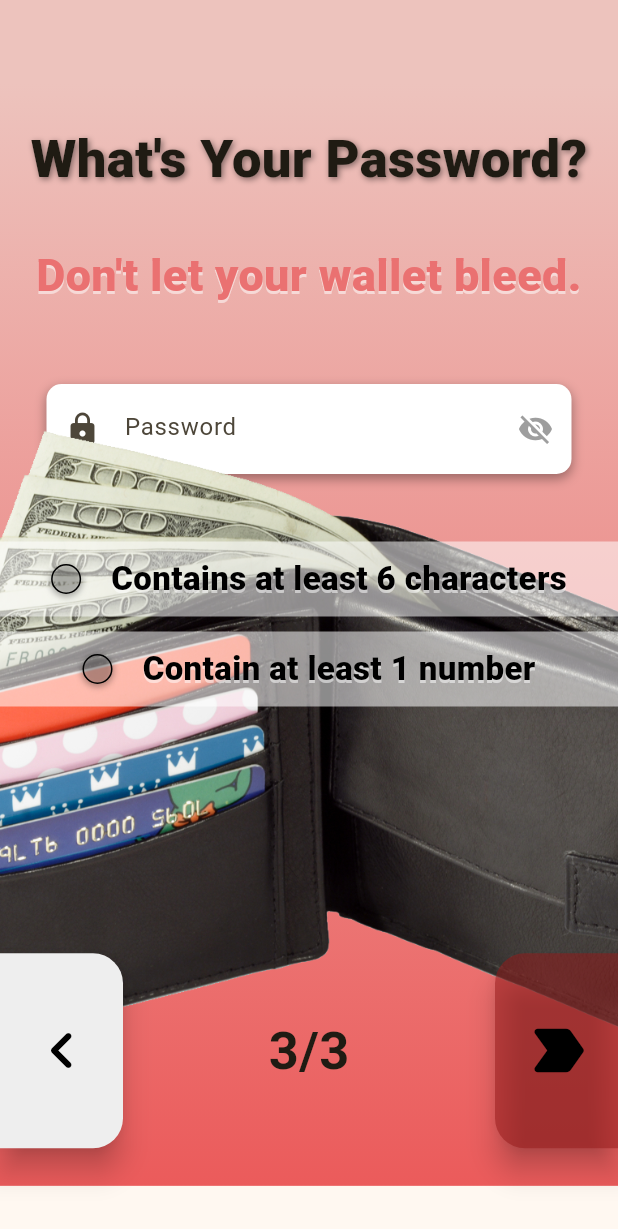
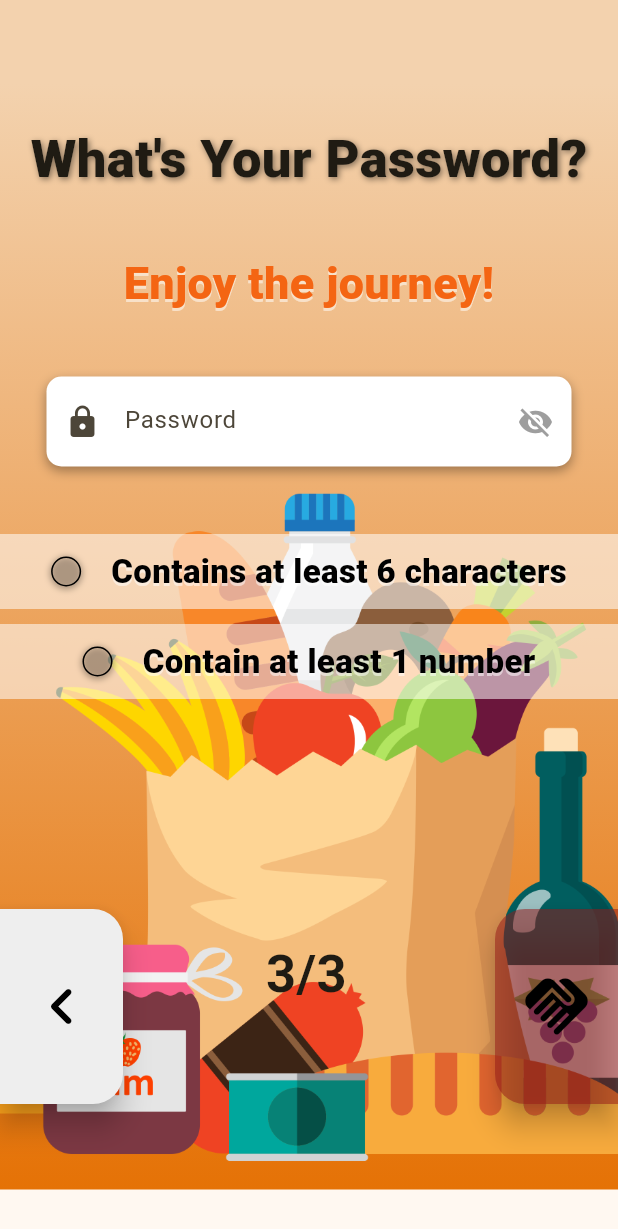
Before and after one commit to MasQf/Monkey-Shop, a Flutter app: the RegisterThird screen opened directly with empty values, on a phone screen of 412 x 824 dp. Shown: the top 1229 px of the screen. Run offline on Flutter 3.47's test engine with Material 3 defaults, Android fonts, the phone set to English and light mode, and no system bars; our stand-ins replace delightful_toast, flutter_slidable, flutter_swiper_view, shared_preferences, sqflite; missing offline and left inert: swipe_deck; accounts and stored records are empty.

Commit message:
register pages finished.

```diff
--- a/lib/pages/DetailPage/AngelDetail.dart
+++ b/lib/pages/DetailPage/AngelDetail.dart
@@ -415,7 +415,7 @@ class _AngelDetailState extends State<AngelDetail> {
                             },
                             child: Row(
                               children: [
-                                Icon(Icons.back_hand_sharp),
+                                Icon(Icons.front_hand_rounded),
                                 SizedBox(width: 5),
                                 Text('TAKE'),
                               ],
--- a/lib/pages/DetailPage/HatDetail.dart
+++ b/lib/pages/DetailPage/HatDetail.dart
@@ -415,7 +415,7 @@ class _HatDetailState extends State<HatDetail> {
                             },
                             child: Row(
                               children: [
-                                Icon(Icons.back_hand_sharp),
+                                Icon(Icons.front_hand_rounded),
                                 SizedBox(width: 5),
                                 Text('TAKE'),
                               ],
--- a/lib/pages/DetailPage/ToolDetail.dart
+++ b/lib/pages/DetailPage/ToolDetail.dart
@@ -415,7 +415,7 @@ class _ToolDetailState extends State<ToolDetail> {
                             },
                             child: Row(
                               children: [
-                                Icon(Icons.back_hand_sharp),
+                                Icon(Icons.front_hand_rounded),
                                 SizedBox(width: 5),
                                 Text('TAKE'),
                               ],
--- a/lib/pages/DetailPage/ToyDetail.dart
+++ b/lib/pages/DetailPage/ToyDetail.dart
@@ -415,7 +415,7 @@ class _ToyDetailState extends State<ToyDetail> {
                             },
                             child: Row(
                               children: [
-                                Icon(Icons.back_hand_sharp),
+                                Icon(Icons.front_hand_rounded),
                                 SizedBox(width: 5),
                                 Text('TAKE'),
                               ],
--- a/lib/pages/LoginPage/RegisterThird.dart
+++ b/lib/pages/LoginPage/RegisterThird.dart
@@ -36,8 +36,23 @@ class _RegisterThirdState extends State<RegisterThird> {
       bool success = await Provider.of<UserProvider>(context, listen: false)
           .registerUser(widget.username, widget.email, _passwordController.text);
       if (success) {
-        print('success login');
         Navigator.pushNamed(context, RoutePath.Login);
+        DelightToastBar(
+          builder: (BuildContext context) {
+            return ToastCard(
+                leading: Icon(
+                  Icons.sentiment_satisfied_alt,
+                  size: 32,
+                ),
+                title: Text(
+                  'Successfully register!',
+                  style: TextStyle(fontSize: 18, fontWeight: FontWeight.w700),
+                ));
+          },
+          position: DelightSnackbarPosition.top,
+          autoDismiss: true,
+          snackbarDuration: Duration(seconds: 2),
+        ).show(context);
       } else {
         ScaffoldMessenger.of(context).showSnackBar(
           SnackBar(
@@ -73,7 +88,7 @@ class _RegisterThirdState extends State<RegisterThird> {
       child: Scaffold(
         appBar: AppBar(
           elevation: 0,
-          backgroundColor: Color.fromARGB(255, 237, 195, 189),
+          backgroundColor: Color.fromARGB(255, 243, 210, 174),
           automaticallyImplyLeading: false,
         ),
         body: SafeArea(
@@ -83,7 +98,7 @@ class _RegisterThirdState extends State<RegisterThird> {
                 gradient: LinearGradient(
                   begin: Alignment.topCenter,
                   end: Alignment.bottomCenter,
-                  colors: [Color.fromARGB(255, 237, 195, 189), Color.fromARGB(255, 235, 91, 91)],
+                  colors: [Color.fromARGB(255, 243, 210, 174), Color.fromARGB(255, 229, 114, 6)],
                 ),
               ),
               padding: EdgeInsets.symmetric(horizontal: 0, vertical: 25),
@@ -103,10 +118,10 @@ class _RegisterThirdState extends State<RegisterThird> {
                       ],
                     ),
                   ),
-                  SizedBox(height: 30),
+                  SizedBox(height: 35),
                   Text(
                     textAlign: TextAlign.center,
-                    "Don't let your wallet bleed.",
+                    "Enjoy the journey!",
                     style: TextStyle(
                         fontSize: 30,
                         fontWeight: FontWeight.w800,
@@ -114,9 +129,9 @@ class _RegisterThirdState extends State<RegisterThird> {
                           BoxShadow(color: Color.fromARGB(134, 255, 255, 255), offset: Offset(0, 2))
                         ],
                         height: 1.5,
-                        color: Color.fromARGB(255, 234, 113, 113)),
+                        color: Color.fromARGB(255, 244, 101, 19)),
                   ),
-                  SizedBox(height: 50),
+                  SizedBox(height: 40),
                   Container(
                     width: 350,
                     height: 60,
@@ -161,8 +176,8 @@ class _RegisterThirdState extends State<RegisterThird> {
                   Stack(
                     children: [
                       Transform.scale(
-                        scale: 1.68,
-                        child: Image.asset('assets/images/wallet.png'),
+                        scale: 1.38,
+                        child: Image.asset('assets/images/food.png'),
                       ),
                       Positioned(
                         child: Column(
@@ -258,12 +273,9 @@ class _RegisterThirdState extends State<RegisterThird> {
                           ],
                         ),
                       ),
-                    ],
-                  ),
-                  Row(
-                    mainAxisAlignment: MainAxisAlignment.spaceBetween,
-                    children: [
-                      MaterialButton(
+                      Positioned(
+                        top: 250,
+                        child: MaterialButton(
                           height: 130,
                           minWidth: 80,
                           elevation: 8,
@@ -280,31 +292,40 @@ class _RegisterThirdState extends State<RegisterThird> {
                               borderRadius: BorderRadius.only(
                                   topRight: Radius.circular(20), bottomRight: Radius.circular(20))),
                         ),
-                      Text(
+                      ),
+                      Positioned(
+                        bottom: MediaQuery.of(context).size.height - 730,
+                        left: MediaQuery.of(context).size.width * 0.43,
+                        child: Text(
                           '3/3',
                           style: TextStyle(
                             fontSize: 35,
                             fontWeight: FontWeight.w700,
                           ),
                         ),
-                      MaterialButton(
+                      ),
+                      Positioned(
+                        top: 250,
+                        right: 0,
+                        child: MaterialButton(
                           height: 130,
                           minWidth: 80,
                           elevation: 8,
                           onPressed: () {
                             onRegister();
                           },
-                        color: _isPasswordSixCharacters
+                          color: _isPasswordSixCharacters && _hasPasswordOneNumber
                               ? Colors.grey[200]
                               : Color.fromARGB(131, 150, 24, 24),
                           child: Icon(
-                          Icons.label_important_rounded,
+                            Icons.handshake_rounded,
                             size: 50,
                             color: const Color.fromARGB(255, 0, 0, 0),
                           ),
                           shape: RoundedRectangleBorder(
                               borderRadius: BorderRadius.only(
                                   topLeft: Radius.circular(20), bottomLeft: Radius.circular(20))),
+                        ),
                       ),
                     ],
                   ),
```
Also changed, not shown: lib/pages/BottomTab/HomeTab.dart (+11 -5 lines), assets/images/food.png (added). Lines whose indentation alone changed are shown as unchanged.
